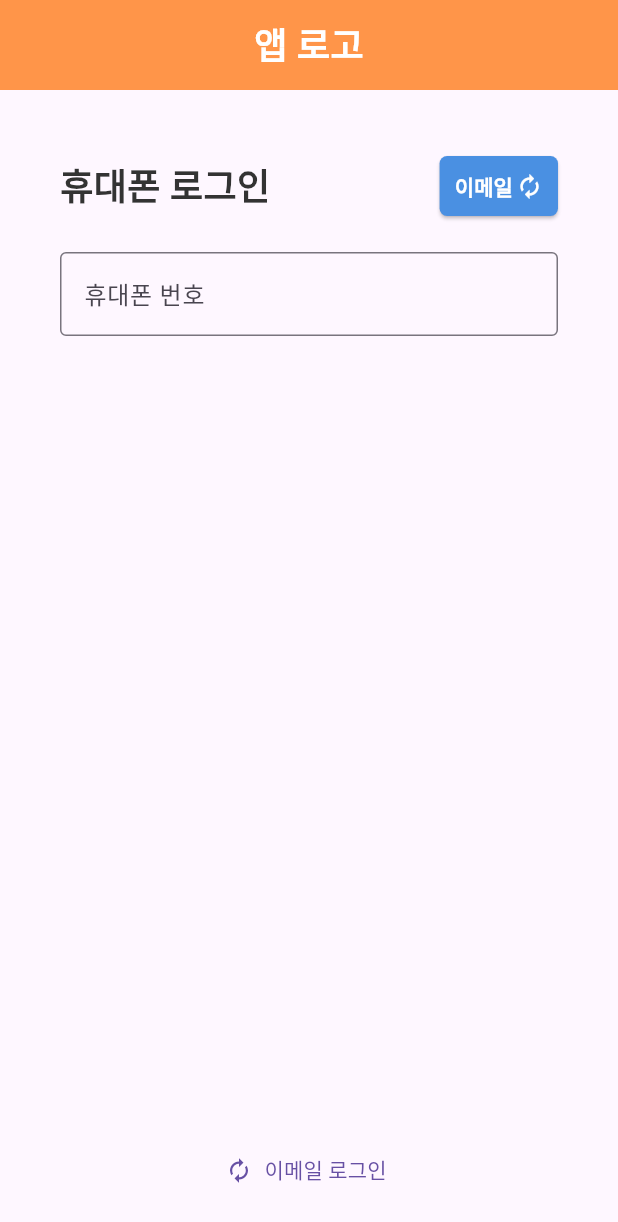
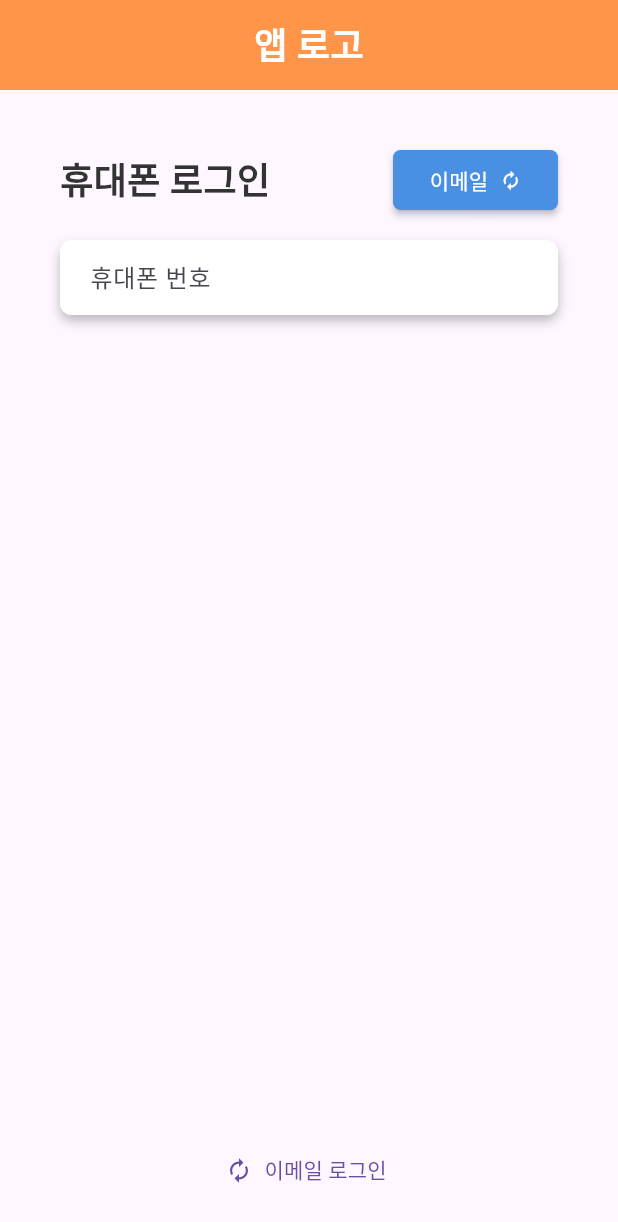
Before and after one commit to sonacbi/BusOn, a Flutter app: the screen it shows after launch, after a tap on "03. Auth Screen", on a phone screen of 412 x 824 dp. Shown: the top 1222 px of the screen. Run offline on Flutter 3.47's test engine with Material 3 defaults, Android fonts, the phone set to English and light mode, and no system bars.

Commit message:
fix: 작성된 AppButton 스타일 적용 완료

```diff
--- a/lib/screens/auth/auth_widget.dart
+++ b/lib/screens/auth/auth_widget.dart
@@ -1,11 +1,12 @@
 // screens > auth > auth_widget.dart
+import 'dart:async';
 import 'package:flutter/material.dart';
 import '../../theme/app_colors.dart';
 import '../../theme/text_styles.dart';
 import '../../states/app_state.dart';
 import '../../utils/ui_helper.dart';
-
-import 'package:flutter/services.dart';
+import '../../widgets/app_button.dart';
+import '../../widgets/app_input.dart';
 
 class AuthHeader extends StatelessWidget {
   final String loginMethod; // "phone" 또는 "email"
@@ -28,29 +29,19 @@ class AuthHeader extends StatelessWidget {
           loginMethod == "phone" ? "휴대폰 로그인" : "이메일 로그인",
           style: TextStyles.title,
         ),
-        ElevatedButton(
-          onPressed: isPhoneEmpty ? onSwitchMethod : null,
-          style: ElevatedButton.styleFrom(
-            backgroundColor:
-                isPhoneEmpty ? AppColors.buttonActiveColor : AppColors.buttonDisabledColor,
-            foregroundColor: Colors.white,
-            padding: const EdgeInsets.symmetric(horizontal: 10),
-            shape: RoundedRectangleBorder(
-              borderRadius: BorderRadius.circular(5),
-            ),
-          ),
-          child: Row(
-            mainAxisSize: MainAxisSize.min,
-            children: [
-              Text(
-                loginMethod == "phone" ? "이메일" : "휴대폰",
-                style: const TextStyle(color: Colors.white, fontWeight: FontWeight.bold),
-              ),
-              const SizedBox(width: 2),
-              const Icon(Icons.autorenew, size: 18, color: Colors.white),
-            ],
-          ),
-        ),
+        AppButton(
+          text: loginMethod == "phone" ? "이메일" : "휴대폰",
+          icon: Icons.autorenew,
+          iconPosition: ButtonIconPosition.right,
+          onPressed: isPhoneEmpty ? onSwitchMethod : () {},
+          color: isPhoneEmpty ? AppColors.buttonActiveColor : AppColors.buttonDisabledColor,
+          pressedColor: AppColors.buttonActiveColor.withOpacity(0.8),
+          width: 110,
+          height: 40,
+          textSize: 14,
+          borderRadius: 5,
+          elevation: 2,
+        )
       ],
     );
   }
@@ -62,11 +53,10 @@ class AuthInputField extends StatelessWidget {
   final TextEditingController customDomainController;
   final FocusNode idFocus;
   final FocusNode customDomainFocus;
-  final String? selectedDomain; // 선택된 도메인
-  final Function(String?) setSelectedDomain; // 선택값 변경 콜백
-  final Function(bool) setCustomDomain; // isCustomDomain 변경 콜백
-  final Function(bool) setShowAuthField; // showauthfield 변경 콜백
-
+  final String? selectedDomain;
+  final Function(String?) setSelectedDomain;
+  final Function(bool) setCustomDomain;
+  final Function(bool) setShowAuthField;
 
   const AuthInputField({
     super.key,
@@ -84,31 +74,24 @@ class AuthInputField extends StatelessWidget {
   @override
   Widget build(BuildContext context) {
     if (appState.loginMethod == "email") {
-      // 이메일 모드 입력
       return Row(
         children: [
           Expanded(
-            child: TextField(
+            child: AppInput(
               focusNode: idFocus,
               controller: appState.phoneController,
-              decoration: const InputDecoration(
               labelText: "아이디",
               hintText: "example",
-                border: OutlineInputBorder(),
-              ),
             ),
           ),
           const SizedBox(width: 8),
           Expanded(
             child: isCustomDomain
-                ? TextField(
+                ? AppInput(
                     focusNode: customDomainFocus,
                     controller: customDomainController,
-                    decoration: const InputDecoration(
                     labelText: "도메인 입력",
                     hintText: "example.com",
-                      border: OutlineInputBorder(),
-                    ),
                     onChanged: (val) {
                       if (val.isEmpty && !customDomainFocus.hasFocus) return;
                       if (val.isEmpty) {
@@ -116,7 +99,6 @@ class AuthInputField extends StatelessWidget {
                         Future.microtask(() => idFocus.requestFocus());
                       }
 
-                      // 👉 입력값 바뀔 때마다 버튼 노출 조건 확인
                       String domainText = isCustomDomain
                           ? customDomainController.text
                           : (selectedDomain ?? "");
@@ -156,18 +138,14 @@ class AuthInputField extends StatelessWidget {
         ],
       );
     } else {
-      // 핸드폰 모드 입력
       return Column(
         children: [
-          TextField(
+          AppInput(
             controller: appState.phoneController,
             keyboardType: TextInputType.phone,
             inputFormatters: [PhoneNumberFormatter()],
-            decoration: const InputDecoration(
             labelText: "휴대폰 번호",
             hintText: "000-0000-0000",
-              border: OutlineInputBorder(),
-            ),
             onChanged: appState.onPhoneChanged,
           ),
           if (appState.phoneController.text.isNotEmpty) ...[
@@ -209,12 +187,49 @@ class AuthCodeField extends StatefulWidget {
 }
 
 class _AuthCodeFieldState extends State<AuthCodeField> {
+  Timer? _timer;
+  int _seconds = 180; // 3분
+  bool _isTimerActive = false;
+
+  void _startTimer() {
+    _timer?.cancel();
+    setState(() {
+      _seconds = 180;
+      _isTimerActive = true;
+    });
+
+    _timer = Timer.periodic(const Duration(seconds: 1), (timer) {
+      if (_seconds <= 0) {
+        timer.cancel();
+        setState(() => _isTimerActive = false);
+      } else {
+        setState(() => _seconds--);
+      }
+    });
+  }
+
+  void _onResend() {
+    // 재요청 로직
+    print("인증번호 재요청");
+
+    _startTimer();
+    widget.appState.onRequestAuth(
+      selectedDomain: null,
+      isCustomDomain: false,
+      customDomainController: TextEditingController(),
+    );
+  }
+
+  String _formatTime(int seconds) {
+    final m = (seconds ~/ 60).toString().padLeft(2, '0');
+    final s = (seconds % 60).toString().padLeft(2, '0');
+    return "$m:$s";
+  }
+
   @override
-  void initState() {
-    super.initState();
-    WidgetsBinding.instance.addPostFrameCallback((_) {
-      widget.updateButtonPosition();
-    });
+  void dispose() {
+    _timer?.cancel();
+    super.dispose();
   }
 
   @override
@@ -222,43 +237,49 @@ class _AuthCodeFieldState extends State<AuthCodeField> {
     return Column(
       children: [
         const SizedBox(height: 10),
-        Stack(
-          children: [
-            TextField(
+        AppInput(
           key: widget.authFieldKey,
           controller: widget.appState.authController,
+          labelText: "인증번호 입력",
+          hintText: "6자리 숫자를 입력하세요",
+          borderRadius: 12,
+          fillColor: Colors.grey.shade100,
+          prefixIcon: Icon(Icons.confirmation_number, color: Colors.grey.shade600),
           maxLength: 6,
+          counterText: "",
           keyboardType: TextInputType.number,
-              decoration: const InputDecoration(
-                labelText: "인증번호 6자리 입력",
-                border: OutlineInputBorder(),
-                counterText: "",
-                contentPadding: EdgeInsets.symmetric(vertical: 16, horizontal: 12),
+          contentPadding: const EdgeInsets.symmetric(vertical: 16, horizontal: 12),
+          suffixIcon: SizedBox(
+            width: 100,
+            child: Row(
+              mainAxisAlignment: MainAxisAlignment.end,
+              crossAxisAlignment: CrossAxisAlignment.center,
+              children: [
+                Container(
+                  padding: const EdgeInsets.symmetric(horizontal: 6, vertical: 2),
+                  decoration: BoxDecoration(
+                    color: Colors.orange.shade100,
+                    borderRadius: BorderRadius.circular(6),
+                  ),
+                  child: Text(
+                    _isTimerActive ? _formatTime(_seconds) : "재요청",
+                    style: const TextStyle(fontSize: 12, fontWeight: FontWeight.w500),
+                  ),
+                ),
+                IconButton(
+                  icon: const Icon(Icons.refresh, size: 16),
+                  padding: EdgeInsets.zero,
+                  constraints: const BoxConstraints(),
+                  onPressed: _onResend,
+                ),
+              ],
+            ),
           ),
           onChanged: (_) {
             WidgetsBinding.instance.addPostFrameCallback((_) {
               widget.updateButtonPosition();
             });
           },
-            ),
-            Positioned(
-              right: 8,
-              top: 12,
-              bottom: 12,
-              child: Container(
-                padding: const EdgeInsets.symmetric(horizontal: 8, vertical: 1),
-                decoration: BoxDecoration(
-                  color: Colors.orange.shade100,
-                  borderRadius: BorderRadius.circular(4),
-                ),
-                alignment: Alignment.center,
-                child: Text(
-                  widget.appState.isAuthRequested ? "03:00" : "재요청",
-                  style: const TextStyle(fontSize: 12, fontWeight: FontWeight.w500),
-                ),
-              ),
-            ),
-          ],
         ),
       ],
     );
@@ -288,18 +309,15 @@ class AuthActionButton extends StatelessWidget {
     return AnimatedBuilder(
       animation: Listenable.merge([appState.authController]),
       builder: (context, _) {
-        // 버튼 활성화 여부 계산
         bool isButtonEnabled = false;
 
         if (appState.loginMethod == "phone") {
           String phoneText = appState.phoneController.text.replaceAll('-', '');
-          isButtonEnabled =
-              phoneText.length >= 11 && appState.selectedCarrier != null;
+          isButtonEnabled = phoneText.length >= 11 && appState.selectedCarrier != null;
         } else {
           String domainText =
               isCustomDomain ? customDomainController.text : (selectedDomain ?? "");
-          isButtonEnabled =
-              appState.phoneController.text.isNotEmpty && domainText.isNotEmpty;
+          isButtonEnabled = appState.phoneController.text.isNotEmpty && domainText.isNotEmpty;
         }
 
         return Positioned(
@@ -319,7 +337,8 @@ class AuthActionButton extends StatelessWidget {
                 ? SizedBox(
                     key: const ValueKey('authButton'),
                     width: MediaQuery.of(context).size.width,
-                    child: ElevatedButton(
+                    child: AppButton(
+                      text: appState.isAuthRequested ? "로그인하기" : "인증하기",
                       onPressed: isButtonEnabled
                           ? () {
                               appState.onRequestAuth(
@@ -328,21 +347,14 @@ class AuthActionButton extends StatelessWidget {
                                 customDomainController: customDomainController,
                               );
                             }
-                          : null,
-                      style: ElevatedButton.styleFrom(
-                        backgroundColor: isButtonEnabled
-                            ? AppColors.buttonActiveColor
-                            : AppColors.buttonDisabledColor,
-                        foregroundColor: Colors.white,
-                        padding: const EdgeInsets.symmetric(vertical: 16),
-                        shape: const RoundedRectangleBorder(
-                          borderRadius: BorderRadius.zero,
-                        ),
-                      ),
-                      child: Text(
-                        appState.isAuthRequested ? "로그인하기" : "인증하기",
-                        style: const TextStyle(fontSize: 16),
-                      ),
+                          : () {},
+                      color: isButtonEnabled ? AppColors.buttonActiveColor : AppColors.buttonDisabledColor,
+                      pressedColor: AppColors.buttonActiveColor.withOpacity(0.8),
+                      width: MediaQuery.of(context).size.width,
+                      height: 50,
+                      textSize: 16,
+                      borderRadius: 0,
+                      elevation: 0,
                     ),
                   )
                 : const SizedBox.shrink(),
@@ -378,7 +390,7 @@ class AuthSwitchButton extends StatelessWidget {
             child: TextButton.icon(
               onPressed: () {
                 appState.onSwitchMethod();
-                onResetFields(); // 화면 상태 초기화 콜백 실행
+                onResetFields();
               },
               icon: const Icon(Icons.autorenew, size: 18),
               label: Text(
--- a/lib/widgets/app_button.dart
+++ b/lib/widgets/app_button.dart
@@ -1,29 +1,45 @@
-// lib > widgets > app_button.dart (앱에서 사용할 공통 앱 버튼 위젯)
+// 📂 lib/widgets/app_button.dart
+// ---------------------------------------------
+// ✅ AppButton : 앱 전역에서 사용할 공통 버튼 위젯
+// ---------------------------------------------
+// ▶ 주요 특징
+//  - 색상, 크기, 텍스트, 아이콘 위치 등을 자유롭게 커스터마이징 가능
+//  - ElevatedButton 기반 (눌림 효과, 그림자 지원)
+//  - 버튼 내 아이콘 위치 (왼쪽/오른쪽/위/아래) 설정 가능
+// ---------------------------------------------
 
 import 'package:flutter/material.dart';
 
+// ---------------------------------------------
+/// 아이콘 위치를 정의하는 열거형
+/// (왼쪽 / 오른쪽 / 위 / 아래 중 선택)
 enum ButtonIconPosition { left, right, top, bottom }
-
+// ---------------------------------------------
+/// 공통 앱 버튼 위젯
 class AppButton extends StatelessWidget {
-  final String text;
-  final Color color;
-  final Color pressedColor;
-  final Color textColor;
-  final double width;
-  final double height;
-  final double textSize;
-  final IconData? icon;
-  final ButtonIconPosition iconPosition;
-  final VoidCallback onPressed;
-  final double elevation; // 그림자
+  final String text; // 버튼에 표시할 텍스트
+  final Color color; // 기본 배경색
+  final Color pressedColor;  // 버튼이 눌렸을 때의 색상
+  final Color textColor; // 텍스트 색상
+  final double width; // 버튼 너비
+  final double height; // 버튼 높이
+  final double textSize; // 텍스트 크기
+  final IconData? icon; // 아이콘 (선택 사항)
+  final ButtonIconPosition iconPosition; // 아이콘 위치 설정 (기본값: 왼쪽)
+  final VoidCallback onPressed; // 버튼 클릭 시 실행할 함수
+  final double elevation; // 그림자 강도 (elevation)
   final double borderRadius; // 모서리 둥글기
 
+
+// ---------------------------------------------
+// 📌 생성자: 기본값 지정 + 필수 파라미터 설정
+// ---------------------------------------------
   const AppButton({
     super.key,
     required this.text,
-    this.color = const Color(0xFFFD9F28),
-    this.pressedColor = const Color(0xFFFFB74D),
-    this.textColor = Colors.white,
+    this.color = const Color(0xFFFD9F28), // 주황색 계열 기본값
+    this.pressedColor = const Color(0xFFFFB74D), // 눌렸을 때 색상
+    this.textColor = Colors.white, // 흰색 글씨
     this.width = 150,
     this.height = 50,
     this.textSize = 16,
@@ -33,15 +49,20 @@ class AppButton extends StatelessWidget {
     this.elevation = 4.0,
     this.borderRadius = 8.0,
   });
+// ---------------------------------------------
 
   @override
   Widget build(BuildContext context) {
     Widget child;
 
+    // 🔹 아이콘이 없는 경우 (텍스트만 표시)
     if (icon == null) {
-      child = Text(text, style: TextStyle(fontSize: textSize, color: textColor));
-    } else {
+      child = Text(text, style: TextStyle(fontSize: textSize, color: textColor)); }
+
+    // 🔹 아이콘이 있는 경우 위치별로 레이아웃 다르게 처리
+    else {
       switch (iconPosition) {
+        // 왼쪽 아이콘 ------------------------------------------------------------┤
         case ButtonIconPosition.left:
           child = Row(
             mainAxisAlignment: MainAxisAlignment.center,
@@ -52,6 +73,7 @@ class AppButton extends StatelessWidget {
             ],
           );
           break;
+        // 오른쪽 아이콘 ---------------------------------------------------------┤
         case ButtonIconPosition.right:
           child = Row(
             mainAxisAlignment: MainAxisAlignment.center,
@@ -62,6 +84,7 @@ class AppButton extends StatelessWidget {
             ],
           );
           break;
+        // 위쪽 아이콘 ----------------------------------------------------------┤
         case ButtonIconPosition.top:
           child = Column(
             mainAxisAlignment: MainAxisAlignment.center,
@@ -85,22 +108,28 @@ class AppButton extends StatelessWidget {
       }
     }
 
+    // 최종 버튼 위젯 반환
     return SizedBox(
       width: width,
       height: height,
       child: ElevatedButton(
         style: ButtonStyle(
+          // 그림자 깊이
           elevation: MaterialStateProperty.all(elevation),
+
+          // 눌림 상태에 따라 색상 변경
           backgroundColor: MaterialStateProperty.resolveWith((states) {
             if (states.contains(MaterialState.pressed)) return pressedColor;
             return color;
           }),
+
+          // 모서리 둥글기
           shape: MaterialStateProperty.all(
             RoundedRectangleBorder(borderRadius: BorderRadius.circular(borderRadius)),
           ),
         ),
-        onPressed: onPressed,
-        child: child,
+        onPressed: onPressed, // 클릭 이벤트
+        child: child, // 버튼 내용 (텍스트 + 아이콘)
       ),
     );
   }
--- a/lib/widgets/app_input.dart
+++ b/lib/widgets/app_input.dart
@@ -1,6 +1,33 @@
-// lib > widgets > app_input.dart (앱에서 사용할 공통 입력창 위젯)
+// 📁 lib > widgets > app_input.dart
+// ✅ 앱 전역에서 사용할 공통 입력창 위젯 (AppInput)
+// -------------------------------------------------------------
+// ● 주요 기능
+//   - 텍스트 입력을 위한 공통 스타일 컴포넌트
+//   - prefix/suffix 아이콘, 힌트 텍스트, 그림자 효과 등 지원
+//   - 재사용성과 일관된 디자인 유지 목적
+//
+// ● 주요 매개변수
+//   - hintText: 입력창에 표시될 힌트 문구
+//   - controller: TextField 제어용 컨트롤러
+//   - obscureText: 비밀번호 입력 시 텍스트 숨김 여부
+//   - keyboardType: 입력 키보드 타입 지정
+//   - enabled: 입력 활성화 여부
+//   - prefixIcon / suffixIcon: 아이콘 위젯 삽입
+//   - fillColor / textColor: 배경색과 글자색
+//   - width / height / fontSize: 크기 관련 설정
+//   - onChanged: 입력 값 변경 콜백
+//   - shadow 관련 설정: shadowColor, shadowBlur, shadowSpread, shadowOffset
+//
+// ● 활용 예시
+//   AppInput(
+//     hintText: '이메일을 입력하세요',
+//     controller: emailController,
+//     prefixIcon: Icon(Icons.email),
+//   )
+// -------------------------------------------------------------
 
 import 'package:flutter/material.dart';
+import 'package:flutter/services.dart';
 
 class AppInput extends StatelessWidget {
   final String hintText;
@@ -18,7 +45,16 @@ class AppInput extends StatelessWidget {
   final double fontSize;
   final ValueChanged<String>? onChanged;
 
-  // 그림자 관련
+  // TextField 고유 옵션 추가 (2025-10-17)
+  final int? maxLength;
+  final String? counterText;
+  final EdgeInsetsGeometry? contentPadding;
+  // TextField 포맷팅 변수 추가 (2025-10-17)
+  final FocusNode? focusNode;
+  final String? labelText;
+  final List<TextInputFormatter>? inputFormatters;
+
+  // 🎨 그림자 관련 설정
   final Color shadowColor;
   final double shadowBlur;
   final double shadowSpread;
@@ -40,10 +76,16 @@ class AppInput extends StatelessWidget {
     this.height = 50,
     this.fontSize = 16,
     this.onChanged,
+    this.focusNode, // 추가
+    this.maxLength, // 선택사항
+    this.counterText, // 선택사항
+    this.contentPadding = const EdgeInsets.symmetric(horizontal: 16, vertical: 16), // 선택사항
     this.shadowColor = Colors.black26,
     this.shadowBlur = 6.0,
     this.shadowSpread = 0.0,
     this.shadowOffset = const Offset(0, 4),
+    this.labelText, // 추가
+    this.inputFormatters, // 추가
   });
 
   @override
@@ -65,11 +107,15 @@ class AppInput extends StatelessWidget {
       ),
       child: TextField(
         controller: controller,
+        focusNode: focusNode, // 추가
         obscureText: obscureText,
         keyboardType: keyboardType,
         enabled: enabled,
+        maxLength: maxLength, // 선택사항
+        inputFormatters: inputFormatters, // 추가
         style: TextStyle(color: textColor, fontSize: fontSize),
         decoration: InputDecoration(
+          labelText: labelText, // 추가
           hintText: hintText,
           filled: true,
           fillColor: fillColor,
@@ -79,7 +125,8 @@ class AppInput extends StatelessWidget {
             borderRadius: BorderRadius.circular(borderRadius),
             borderSide: BorderSide.none,
           ),
-          contentPadding: const EdgeInsets.symmetric(horizontal: 16),
+          counterText: counterText, // 선택사항
+          contentPadding: contentPadding, // 선택사항
         ),
         onChanged: onChanged,
       ),
```
Lines whose indentation alone changed are shown as unchanged.
